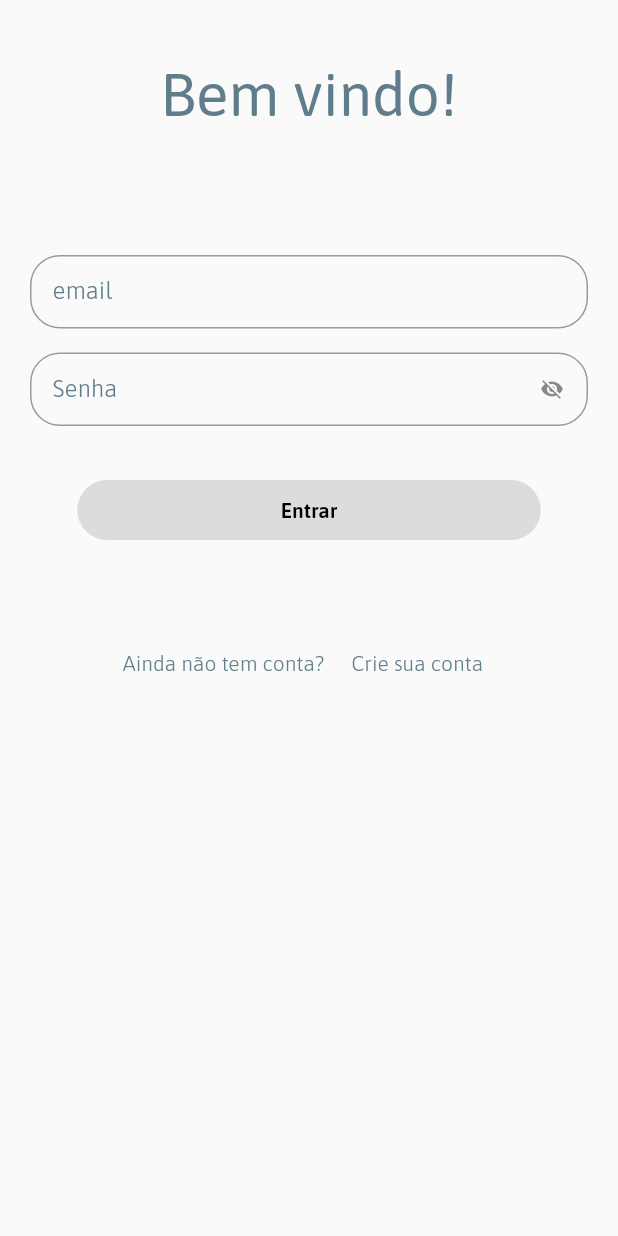
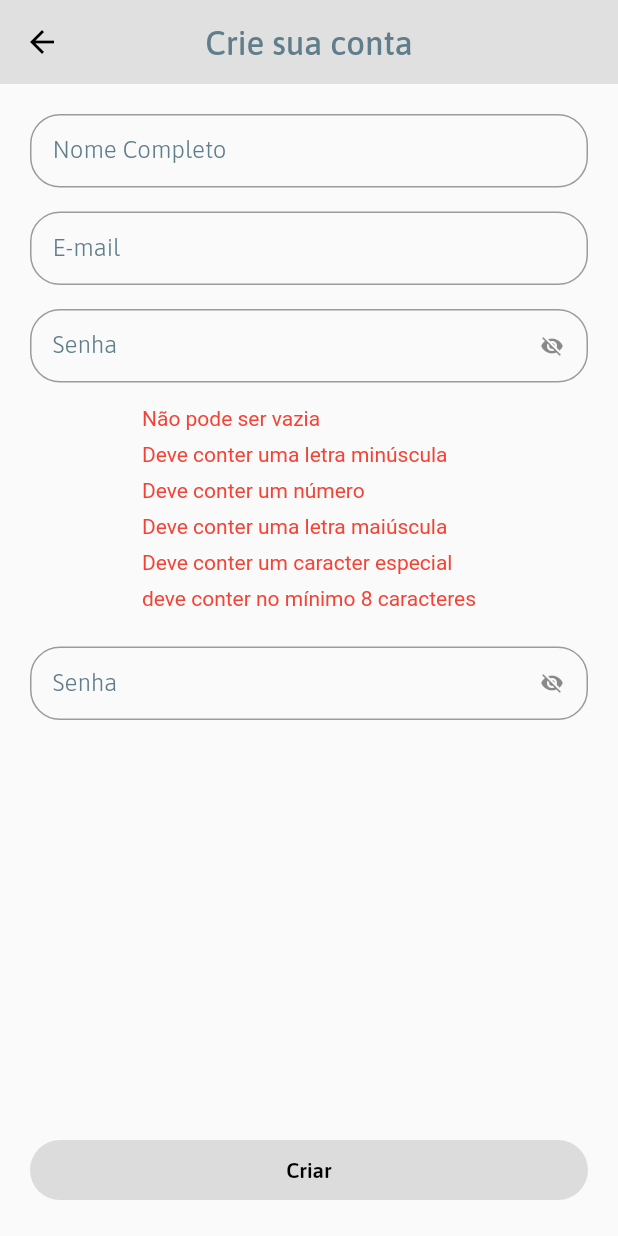
Before and after one commit to GianCarloRumachella/loginApp, a Flutter app: the screen it shows after launch, after a tap on "Crie sua conta", on a phone screen of 412 x 824 dp. Run offline on Flutter 3.47's test engine with Material 2 defaults, Android fonts, the phone set to English and light mode, and no system bars; our stand-ins replace flutter_modular.

Commit message:
created the registration screen with validators

```diff
--- a/login_app/lib/app_module.dart
+++ b/login_app/lib/app_module.dart
@@ -1,6 +1,7 @@
 import 'package:flutter_modular/flutter_modular.dart';
 import 'package:login_app/modules/core/core_module.dart';
 import 'package:login_app/modules/login/login_module.dart';
+import 'package:login_app/modules/registration/registration_module.dart';
 
 class AppModule extends Module {
   @override
@@ -10,5 +11,6 @@ class AppModule extends Module {
   List<ModularRoute> get routes => [
         ModuleRoute(Modular.initialRoute, module: CoreModule()),
         ModuleRoute(Modular.initialRoute, module: LoginModule()),
+        ModuleRoute(Modular.initialRoute, module: RegistrationModule()),
       ];
 }
--- a/login_app/lib/app_routes.dart
+++ b/login_app/lib/app_routes.dart
@@ -1,3 +1,5 @@
 class AppRoutes {
   static String initialRoute = '/';
+
+  static String registration = '/registration';
 }
--- a/login_app/lib/app_typography.dart
+++ b/login_app/lib/app_typography.dart
@@ -17,6 +17,12 @@ class AppTypography {
     color: Colors.blueGrey,
     fontWeight: FontWeight.w400,
     fontSize: 40,
+    fontFamily: 'Asap',
+  );
+  static TextStyle titleAppBar = const TextStyle(
+    color: Colors.blueGrey,
+    fontWeight: FontWeight.w500,
+    fontSize: 22,
     fontFamily: 'Asap',
   );
   static TextStyle textBig = const TextStyle(
--- /dev/null
+++ b/login_app/lib/modules/core/domain/entities/error_entity.dart
@@ -0,0 +1,11 @@
+// ignore_for_file: public_member_api_docs, sort_constructors_first
+class ErrorEntity {
+  final String? Function(String) error;
+  bool isValid;
+  final String message;
+  ErrorEntity({
+    required this.error,
+    required this.isValid,
+    required this.message,
+  });
+}
--- /dev/null
+++ b/login_app/lib/modules/core/ui/widgets/app_password_errors_widget.dart
@@ -0,0 +1,29 @@
+import 'package:flutter/material.dart';
+import 'package:login_app/modules/core/domain/entities/error_entity.dart';
+
+class AppPasswordErrorsWidget extends StatelessWidget {
+  final List<ErrorEntity> errors;
+
+  const AppPasswordErrorsWidget({
+    super.key,
+    required this.errors,
+  });
+
+  @override
+  Widget build(BuildContext context) {
+    return Column(
+      crossAxisAlignment: CrossAxisAlignment.start,
+      children: errors
+          .map(
+            (error) => Padding(
+              padding: const EdgeInsets.only(bottom: 8.0),
+              child: Text(
+                error.message,
+                style: TextStyle(color: error.isValid ? Colors.green : Colors.red),
+              ),
+            ),
+          )
+          .toList(),
+    );
+  }
+}
--- a/login_app/lib/modules/core/ui/widgets/app_scaffold_widget.dart
+++ b/login_app/lib/modules/core/ui/widgets/app_scaffold_widget.dart
@@ -1,5 +1,6 @@
 import 'package:flutter/material.dart';
 import 'package:flutter_modular/flutter_modular.dart';
+import 'package:login_app/app_typography.dart';
 
 class AppScaffoldWidget extends StatefulWidget {
   final bool hasAppBar;
@@ -37,16 +38,9 @@ class _AppScaffoldWidgetState extends State<AppScaffoldWidget> {
         appBar: widget.hasAppBar
             ? AppBar(
                 elevation: 0,
-                title: Text(
-                  widget.title,
-                  style: const TextStyle(
-                    fontSize: 25,
-                    color: Colors.amber,
-                    fontWeight: FontWeight.w700,
-                  ),
-                ),
+                title: Text(widget.title, style: AppTypography.titleAppBar),
                 centerTitle: true,
-                backgroundColor: Colors.redAccent,
+                backgroundColor: Colors.grey[300],
                 leading: widget.showLeading
                     ? IconButton(
                         onPressed: widget.onIconPressed ??
@@ -60,15 +54,13 @@ class _AppScaffoldWidgetState extends State<AppScaffoldWidget> {
                     : null,
               )
             : null,
-        body: SafeArea(
-          child: SingleChildScrollView(
+        body: SingleChildScrollView(
           child: Padding(
             padding: widget.padding,
             child: Column(
               children: [
                 widget.body,
               ],
-              ),
             ),
           ),
         ),
--- a/login_app/lib/modules/login/presentation/controllers/login_controller.dart
+++ b/login_app/lib/modules/login/presentation/controllers/login_controller.dart
@@ -1,4 +1,6 @@
 import 'package:flutter/material.dart';
+import 'package:flutter_modular/flutter_modular.dart';
+import 'package:login_app/app_routes.dart';
 
 class LoginController {
   final TextEditingController emailController = TextEditingController();
@@ -15,4 +17,8 @@ class LoginController {
       enableButton.value = false;
     }
   }
+
+  void createAccount() {
+    Modular.to.pushNamed(AppRoutes.registration);
+  }
 }
--- a/login_app/lib/modules/login/presentation/pages/login_home.dart
+++ b/login_app/lib/modules/login/presentation/pages/login_home.dart
@@ -60,7 +60,7 @@ class _LoginHomeState extends State<LoginHome> {
             AppPasswordTextfieldWidget(
               controller: _controller.passwordController,
               validator: (value) {
-                return Validator.isEmpty(value: value);
+                return Validator.isEmpty(value ?? '');
               },
               onFieldSubmitted: (value) {
                 _controller.validateForm();
@@ -88,7 +88,7 @@ class _LoginHomeState extends State<LoginHome> {
                 const SizedBox(width: 10),
                 TextButton(
                     onPressed: () {
-                      print("criando conta");
+                      _controller.createAccount();
                     },
                     child: Text(
                       'Crie sua conta',
--- /dev/null
+++ b/login_app/lib/modules/registration/presentation/controllers/registration_controller.dart
@@ -0,0 +1,47 @@
+import 'package:flutter/material.dart';
+import 'package:login_app/modules/core/domain/entities/error_entity.dart';
+import 'package:login_app/modules/core/validators/validator.dart';
+
+typedef PasswordValidator = String? Function(String value);
+
+class RegistrationController {
+  TextEditingController nameController = TextEditingController();
+  TextEditingController emailController = TextEditingController();
+  TextEditingController passwordController = TextEditingController();
+  TextEditingController confirmPasswordController = TextEditingController();
+
+  final formKey = GlobalKey<FormState>();
+
+  ValueNotifier<List<ErrorEntity>> errors = ValueNotifier([]);
+  ValueNotifier<bool> enableButton = ValueNotifier(false);
+  String password = '';
+
+  void init() {
+    errors.value = [
+      ErrorEntity(error: Validator.isEmpty, isValid: false, message: 'Não pode ser vazia'),
+      ErrorEntity(error: Validator.containsLowerCaseLetter, isValid: false, message: 'Deve conter uma letra minúscula'),
+      ErrorEntity(error: Validator.containsNumber, isValid: false, message: 'Deve conter um número'),
+      ErrorEntity(error: Validator.containsUpperCaseLetter, isValid: false, message: 'Deve conter uma letra maiúscula'),
+      ErrorEntity(error: Validator.containsSpecialCharacter, isValid: false, message: 'Deve conter um caracter especial'),
+      ErrorEntity(error: Validator.hasMinimumLength, isValid: false, message: 'deve conter no mínimo 8 caracteres'),
+    ];
+  }
+
+  validateForm() {
+    if (formKey.currentState?.validate() == true) {
+      enableButton.value = true;
+    } else {
+      enableButton.value = false;
+    }
+  }
+
+  isPasswordValid(String password) {
+    for (final validator in errors.value) {
+      final error = validator.error(password);
+      if (error != null) {
+        return error;
+      }
+    }
+    return null;
+  }
+}
--- /dev/null
+++ b/login_app/lib/modules/registration/presentation/pages/registration_page.dart
@@ -0,0 +1,110 @@
+import 'package:flutter/material.dart';
+import 'package:flutter_modular/flutter_modular.dart';
+import 'package:login_app/modules/core/ui/widgets/app_button_widget.dart';
+import 'package:login_app/modules/core/ui/widgets/app_password_errors_widget.dart';
+import 'package:login_app/modules/core/ui/widgets/app_password_textfield_widget.dart';
+import 'package:login_app/modules/core/ui/widgets/app_scaffold_widget.dart';
+import 'package:login_app/modules/core/ui/widgets/app_textfield_widget.dart';
+import 'package:login_app/modules/core/validators/validator.dart';
+import 'package:login_app/modules/registration/presentation/controllers/registration_controller.dart';
+
+class RegistrationPage extends StatefulWidget {
+  const RegistrationPage({super.key});
+
+  @override
+  State<RegistrationPage> createState() => _RegistrationPageState();
+}
+
+class _RegistrationPageState extends State<RegistrationPage> {
+  late final RegistrationController _controller;
+
+  @override
+  void initState() {
+    _controller = Modular.get<RegistrationController>()..init();
+
+    super.initState();
+  }
+
+  @override
+  Widget build(BuildContext context) {
+    return AppScaffoldWidget(
+      onTap: () {
+        FocusManager.instance.primaryFocus?.unfocus();
+        _controller.validateForm();
+      },
+      title: 'Crie sua conta',
+      body: Form(
+        key: _controller.formKey,
+        child: Column(
+          children: [
+            AppTextFieldWidget(
+              label: 'Nome Completo',
+              controller: _controller.nameController,
+              validator: (value) {
+                return Validator.isEmpty(value ?? '');
+              },
+            ),
+            const SizedBox(height: 16),
+            AppTextFieldWidget(
+              label: 'E-mail',
+              controller: _controller.emailController,
+              validator: (value) {
+                return Validator.isValidEmail(value: value);
+              },
+            ),
+            const SizedBox(height: 16),
+            AppPasswordTextfieldWidget(
+              controller: _controller.passwordController,
+              validator: (value) {
+                if (value == null) return null;
+
+                for (final validator in _controller.errors.value) {
+                  final error = validator.error(value);
+                  if (error != null) {
+                    validator.isValid = false;
+                    return error;
+                  }
+                  validator.isValid = true;
+                  setState(() {});
+                }
+                return null;
+              },
+              onChanged: (value) {
+                _controller.password = value;
+                _controller.validateForm();
+                _controller.isPasswordValid(value);
+              },
+            ),
+            const SizedBox(height: 16),
+            ValueListenableBuilder(
+              valueListenable: _controller.errors,
+              builder: (context, value, child) => AppPasswordErrorsWidget(errors: value),
+            ),
+            const SizedBox(height: 16),
+            AppPasswordTextfieldWidget(
+              controller: _controller.confirmPasswordController,
+              validator: (value) {
+                if (value == null) return null;
+                return Validator.isEqual(value, _controller.passwordController.text);
+              },
+              onChanged: (value) {
+                _controller.validateForm();
+              },
+            ),
+          ],
+        ),
+      ),
+      bottom: ValueListenableBuilder(
+        valueListenable: _controller.enableButton,
+        builder: (context, value, child) => AppButtonWidget(
+          onPressed: value
+              ? () {
+                  print('criando conta');
+                }
+              : null,
+          label: 'Criar',
+        ),
+      ),
+    );
+  }
+}
--- a/login_app/pubspec.yaml
+++ b/login_app/pubspec.yaml
@@ -11,6 +11,7 @@ dependencies:
   flutter:
     sdk: flutter
   flutter_modular: ^5.0.3
+  flutter_pw_validator: ^1.6.0
 
 
 dev_dependencies:
```
Also changed, not shown: login_app/lib/modules/core/validators/validator.dart (+53 -2 lines), login_app/lib/modules/registration/registration_module.dart (added, +19 -0 lines). Lines whose indentation alone changed are shown as unchanged.
